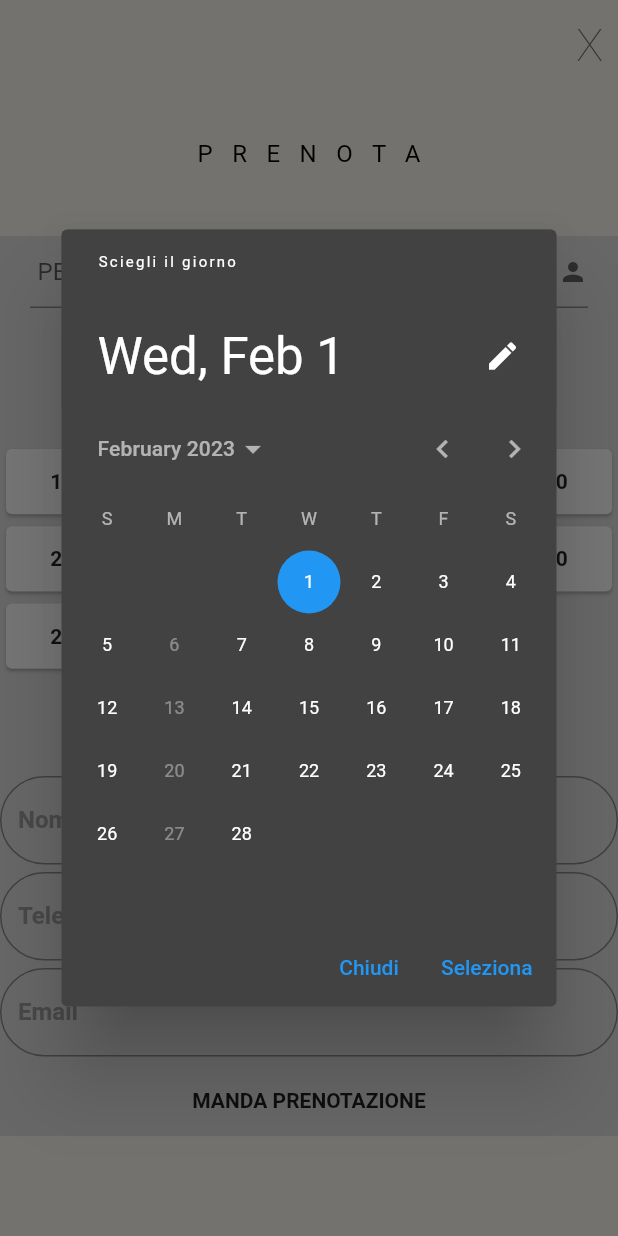
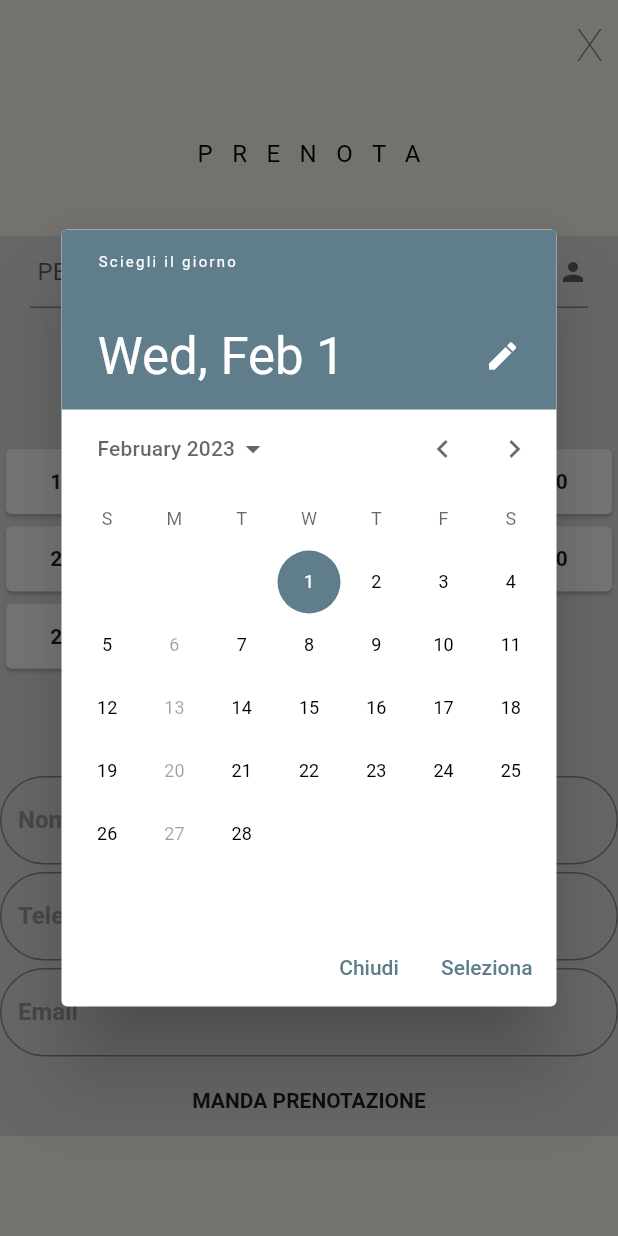
Before and after one commit to tonylaurnic/yoku_web_app, a Flutter app: the BookingScreen screen opened by its route, after a tap on an icon or button, on a phone screen of 412 x 824 dp. Run offline on Flutter 3.47's test engine with Material 2 defaults, Android fonts, the phone set to English and light mode, and no system bars; our stand-ins replace carousel_slider, equatable, get, go_router, logger, responsive_builder and 1 more; Roboto replaces fonts that are missing (M_PLUS_1p).

```diff
--- a/lib/controllers/home_controller.dart
+++ b/lib/controllers/home_controller.dart
@@ -13,7 +13,8 @@ class HomeController extends GetxController {
   chooseDate() async {
     DateTime? pickedDate = await showDatePicker(
       builder: (context, child) {
-        return Theme(data: ThemeData.dark(), child: child!);
+        return Theme(
+            data: ThemeData(primarySwatch: Colors.blueGrey), child: child!);
       },
       // locale: const Locale("it", "IT"),
       context: Get.context!,
--- a/lib/pages/booking/booking_desktop.dart
+++ b/lib/pages/booking/booking_desktop.dart
@@ -176,7 +176,7 @@ class _BookingDesktopState extends State<BookingDesktop> {
 
                   Obx(() => ElevatedButton(
                         style: ElevatedButton.styleFrom(
-                            backgroundColor: Colors.grey,
+                            backgroundColor: Colors.white,
                             fixedSize: const Size(180, 40)),
                         onPressed: () {
                           homeController.chooseDate();
@@ -185,7 +185,8 @@ class _BookingDesktopState extends State<BookingDesktop> {
                           DateFormat("dd-MM-yyyy")
                               .format(homeController.selectedDate.value)
                               .toString(),
-                          style: const TextStyle(fontSize: 13),
+                          style: const TextStyle(
+                              fontSize: 13, color: Colors.black),
                         ),
                       )),
 
--- a/lib/pages/booking/booking_mobile.dart
+++ b/lib/pages/booking/booking_mobile.dart
@@ -96,7 +96,8 @@ class _BookingMobileState extends State<BookingMobile> {
   @override
   Widget build(BuildContext context) {
     return ScreenTypeLayout(
-      mobile: Container(
+      mobile: SingleChildScrollView(
+        child: Container(
           height: MediaQuery.of(context).size.height,
           width: MediaQuery.of(context).size.width,
           color: const Color(0xFFfaf9f3),
@@ -217,7 +218,7 @@ class _BookingMobileState extends State<BookingMobile> {
 
                     Obx(() => ElevatedButton(
                           style: ElevatedButton.styleFrom(
-                            backgroundColor: Colors.grey,
+                              backgroundColor: Colors.white,
                               fixedSize: const Size(180, 40)),
                           onPressed: () {
                             homeController.chooseDate();
@@ -226,7 +227,8 @@ class _BookingMobileState extends State<BookingMobile> {
                             DateFormat("dd-MM-yyyy")
                                 .format(homeController.selectedDate.value)
                                 .toString(),
-                          style: const TextStyle(fontSize: 13),
+                            style: const TextStyle(
+                                fontSize: 13, color: Colors.black),
                           ),
                         )),
 
@@ -313,7 +315,8 @@ class _BookingMobileState extends State<BookingMobile> {
                                   setState(
                                     () {
                                       isSelectedH = index;
-                                    selectedTime = TimeModel.times[index].value;
+                                      selectedTime =
+                                          TimeModel.times[index].value;
                                       print(selectedTime.toString());
                                     },
                                   );
@@ -381,6 +384,7 @@ class _BookingMobileState extends State<BookingMobile> {
             ],
           ),
         ),
+      ),
     );
   }
 }
```
Also changed, not shown: pubspec.yaml (+4 -5 lines), 3 other files. Lines whose indentation alone changed are shown as unchanged.
